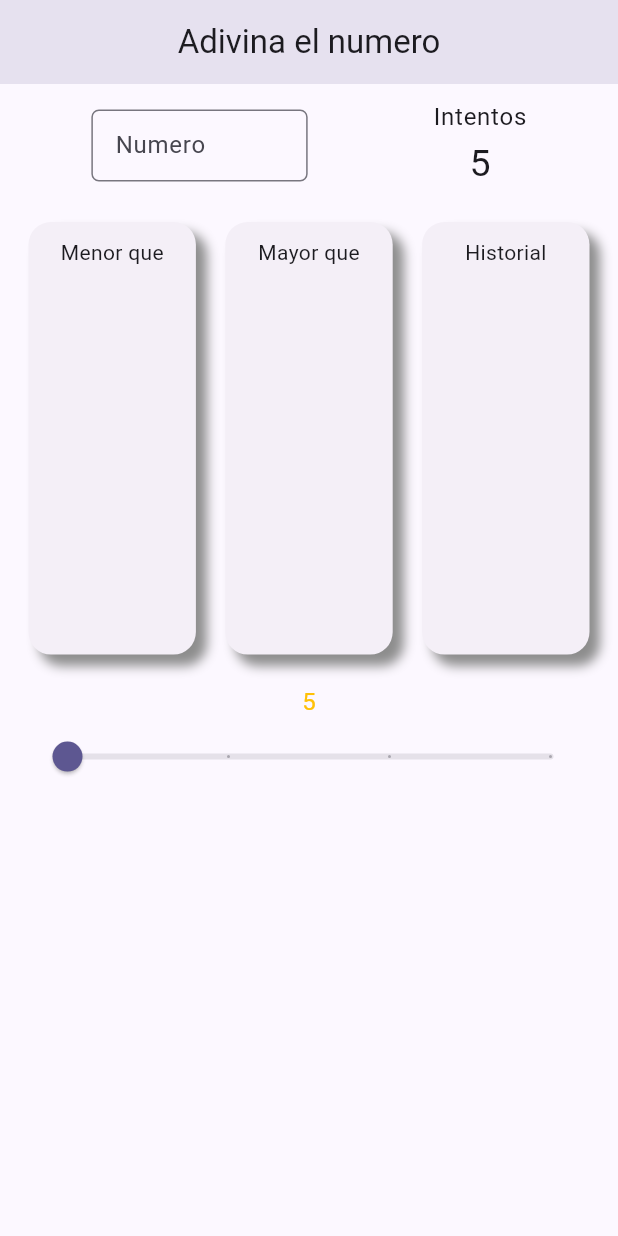
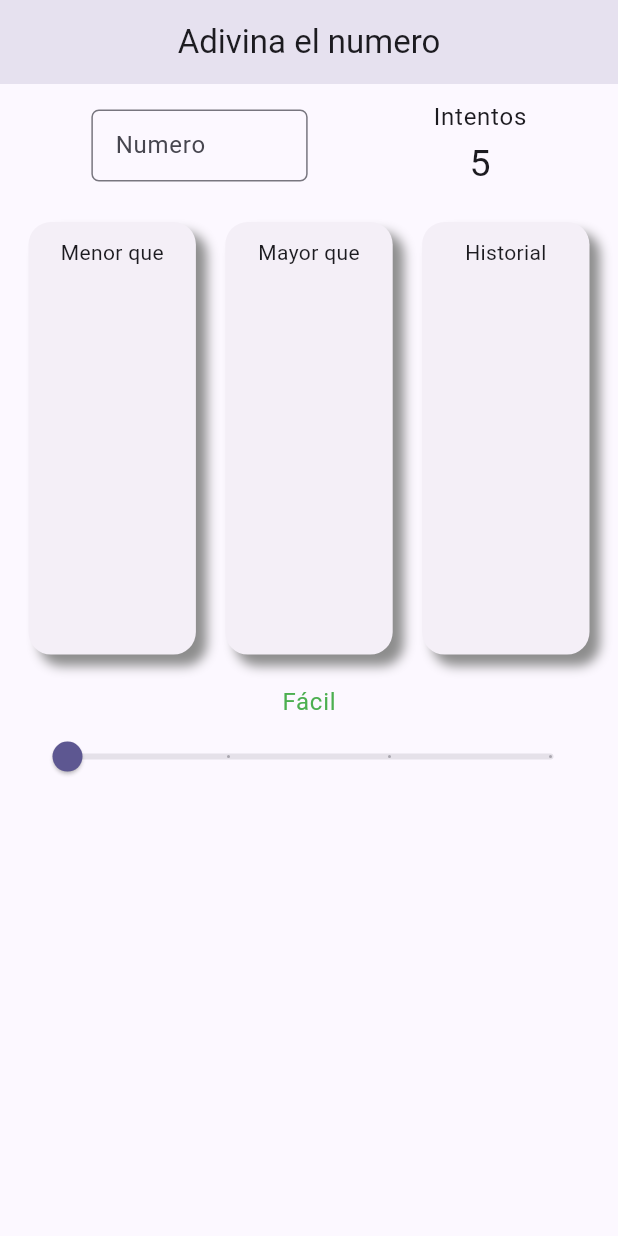
Before and after one commit to JAIME1523/Number-game, a Flutter app: the screen it shows after launch, on a phone screen of 412 x 824 dp. Run offline on Flutter 3.47's test engine with Material 3 defaults, Android fonts, the phone set to English and light mode, and no system bars.

Commit message:
feat: add Provider Logic

```diff
--- /dev/null
+++ b/lib/infreestructure/model/game_model.dart
@@ -0,0 +1,7 @@
+class GameModel {
+  int maxChance;
+  int numberRange;
+  String level;
+
+  GameModel({required this.maxChance, required this.numberRange, required this.level, });
+}
--- a/lib/infreestructure/model/model.dart
+++ b/lib/infreestructure/model/model.dart
@@ -1,2 +1,3 @@
 
+export 'package:number_game/infreestructure/model/game_model.dart';
 export 'package:number_game/infreestructure/model/number_model.dart';
--- a/lib/presentation/page/home_page.dart
+++ b/lib/presentation/page/home_page.dart
@@ -1,5 +1,7 @@
 import 'package:flutter/material.dart';
+import 'package:provider/provider.dart';
 
+import '../provider/provider.dart';
 import '../widgets/widgets.dart';
 import 'widgets_page/input_info.dart';
 import 'widgets_page/slider_info.dart';
@@ -10,29 +12,30 @@ class HomePage extends StatelessWidget {
 
   @override
   Widget build(BuildContext context) {
+    final provider = context.watch<HomeProvider>();
+
     return Scaffold(
       appBar: AppBar(
         title: const Text('Adivina el numero'),
-
       ),
       body: Padding(
         padding: const EdgeInsets.symmetric(horizontal: 19, vertical: 10),
         child: ListView(
-          children: const [
-            InputInfo(),
-            SizedBox(
+          children:  [
+            const InputInfo(),
+            const SizedBox(
               height: 20,
             ),
             Row(
               mainAxisAlignment: MainAxisAlignment.spaceBetween,
               children: [
-                ListNumbers(llistNumbers: [],title: 'Menor que',),
-                ListNumbers(llistNumbers: [], title: 'Mayor que'),
-                ListNumbers(llistNumbers: [],title: 'Historial',
+                ListNumbers(llistNumbers: provider.minorList,title: 'Menor que',),
+                ListNumbers(llistNumbers: provider.majorList, title: 'Mayor que'),
+                ListNumbers(llistNumbers: provider.answerList,title: 'Historial',
                 ),
               ],
             ),
-            SliderInfo()
+            const SliderInfo()
           ],
         ),
       ),
--- a/lib/presentation/page/widgets_page/input_info.dart
+++ b/lib/presentation/page/widgets_page/input_info.dart
@@ -1,6 +1,8 @@
 import 'package:flutter/material.dart';
 import 'package:flutter/services.dart';
+import 'package:provider/provider.dart';
 
+import '../../provider/provider.dart';
 import '../../widgets/widgets.dart';
 
 
@@ -11,6 +13,7 @@ class InputInfo extends StatelessWidget {
   Widget build(BuildContext context) {
     final styleText = Theme.of(context).textTheme;
 
+    final provider = context.watch<HomeProvider>();
     final size = MediaQuery.sizeOf(context);
     return Row(
       mainAxisAlignment: MainAxisAlignment.spaceAround,
@@ -18,13 +21,16 @@ class InputInfo extends StatelessWidget {
         SizedBox(
           width: size.width * 0.35,
           child: CustomInputField(
+            controller: provider.answerController,
             labelText: 'Numero',
             keyboardType: TextInputType.number,
             inputFormatters: [
               LengthLimitingTextInputFormatter(6),
               FilteringTextInputFormatter.digitsOnly
             ],
-
+            onSubmitted: (value) {
+              provider.checkAnswer(value);
+            },
           ),
         ),
         Column(
@@ -33,7 +39,7 @@ class InputInfo extends StatelessWidget {
               'Intentos',
               style: styleText.bodyLarge,
             ),
-            Text('5',
+            Text('${provider.game.maxChance}',
                 style: styleText.bodyLarge!.copyWith(fontSize: 25))
           ],
         )
--- a/lib/presentation/page/widgets_page/slider_info.dart
+++ b/lib/presentation/page/widgets_page/slider_info.dart
@@ -1,5 +1,8 @@
 
 import 'package:flutter/material.dart';
+import 'package:provider/provider.dart';
+
+import '../../provider/provider.dart';
 
 
 class SliderInfo extends StatelessWidget {
@@ -7,18 +10,22 @@ class SliderInfo extends StatelessWidget {
   @override
   Widget build(BuildContext context) {
     final styleText = Theme.of(context).textTheme;
+    final homeProvider = context.watch<HomeProvider>();
+
     return Column(
       children: [
         const SizedBox(
           height: 20,
         ),
-        Text('5', style: styleText.bodyLarge!.copyWith(color: _switcCholor(1)),),
+        Text(homeProvider.game.level, style: styleText.bodyLarge!.copyWith(color: _switcCholor(homeProvider.valueSlider)),),
         Slider(
             min: 0,
             max: 3,
             divisions: 3,
-            value: 0,
+             value: homeProvider.valueSlider,
+            onChangeEnd: (value) => homeProvider.selectLevel(),
             onChanged: (value) {
+              homeProvider.valueSlider = value;
             }),
       ],
     );
--- a/lib/presentation/page/widgets_page/widgets_page.dart
+++ b/lib/presentation/page/widgets_page/widgets_page.dart
@@ -1,5 +1,5 @@
 // buttons
- export 'package:adivina_numero/presentation/page/widgets_page/buttons/restart_buttons.dart';
+ export 'package:number_game/presentation/page/widgets_page/buttons/restart_buttons.dart';
 // info
-export 'package:adivina_numero/presentation/page/widgets_page/input_info.dart';
-export 'package:adivina_numero/presentation/page/widgets_page/slider_info.dart';
+export 'package:number_game/presentation/page/widgets_page/input_info.dart';
+export 'package:number_game/presentation/page/widgets_page/slider_info.dart';
--- /dev/null
+++ b/lib/presentation/provider/provider.dart
@@ -0,0 +1 @@
+export 'package:number_game/presentation/provider/home_provider.dart';
```
Also changed, not shown: lib/main.dart (+7 -2 lines), lib/presentation/provider/home_provider.dart (added, +99 -0 lines).
